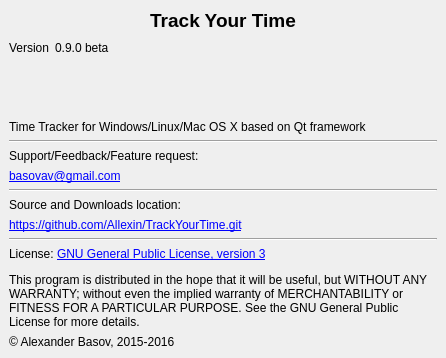
The window that TrackYourTime/aboutwindow.ui (Allexin/TrackYourTime) describes before a commit, drawn with Qt 5.
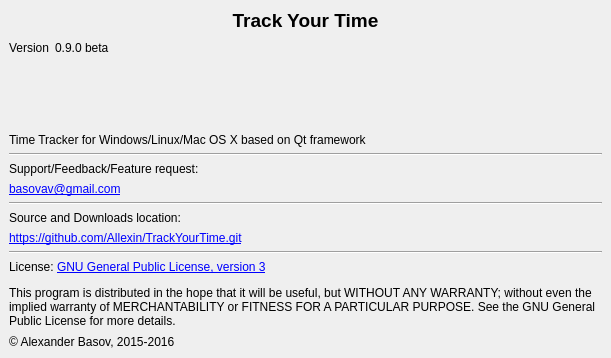
The same window after the commit.

Commit message: Remove "zero time" applications from statistic Add ico loading in tray icon Add autoresize to all windows

Diff of the .ui file:
```diff
--- a/TrackYourTime/aboutwindow.ui
+++ b/TrackYourTime/aboutwindow.ui
@@ -6,8 +6,8 @@
    <rect>
     <x>0</x>
     <y>0</y>
-    <width>446</width>
-    <height>318</height>
+    <width>611</width>
+    <height>340</height>
    </rect>
   </property>
   <property name="minimumSize">
@@ -18,8 +18,8 @@
   </property>
   <property name="maximumSize">
    <size>
-    <width>1000</width>
-    <height>1000</height>
+    <width>2000</width>
+    <height>2000</height>
    </size>
   </property>
   <property name="windowTitle">
```
The commit also changes 5 other files.
